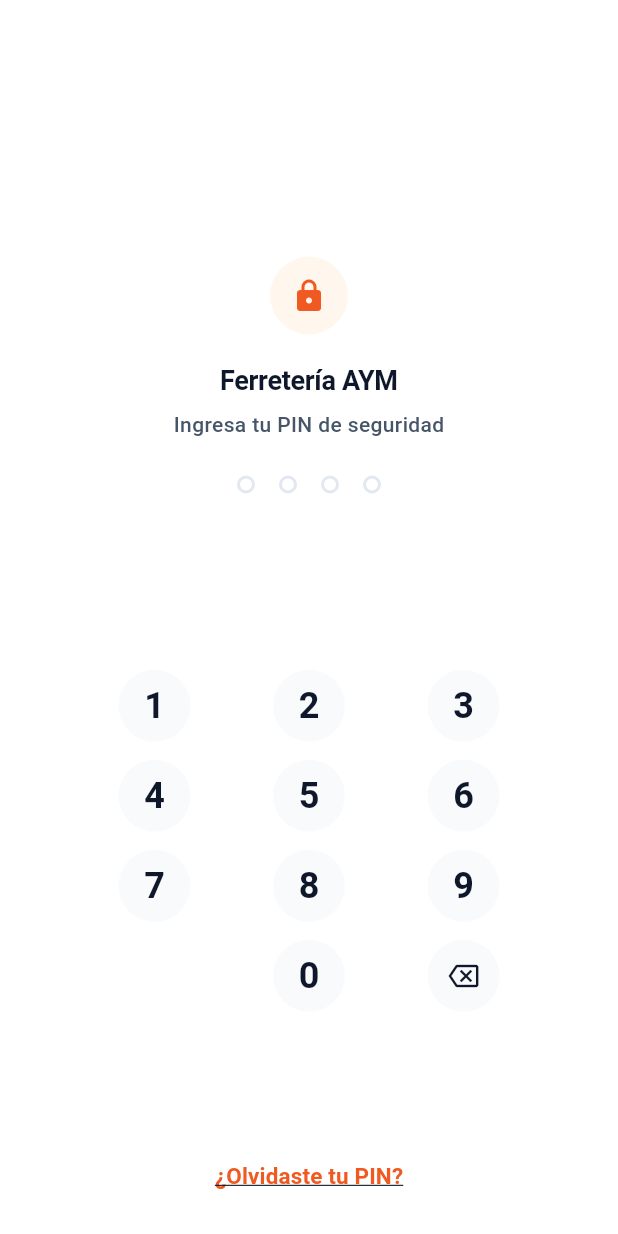
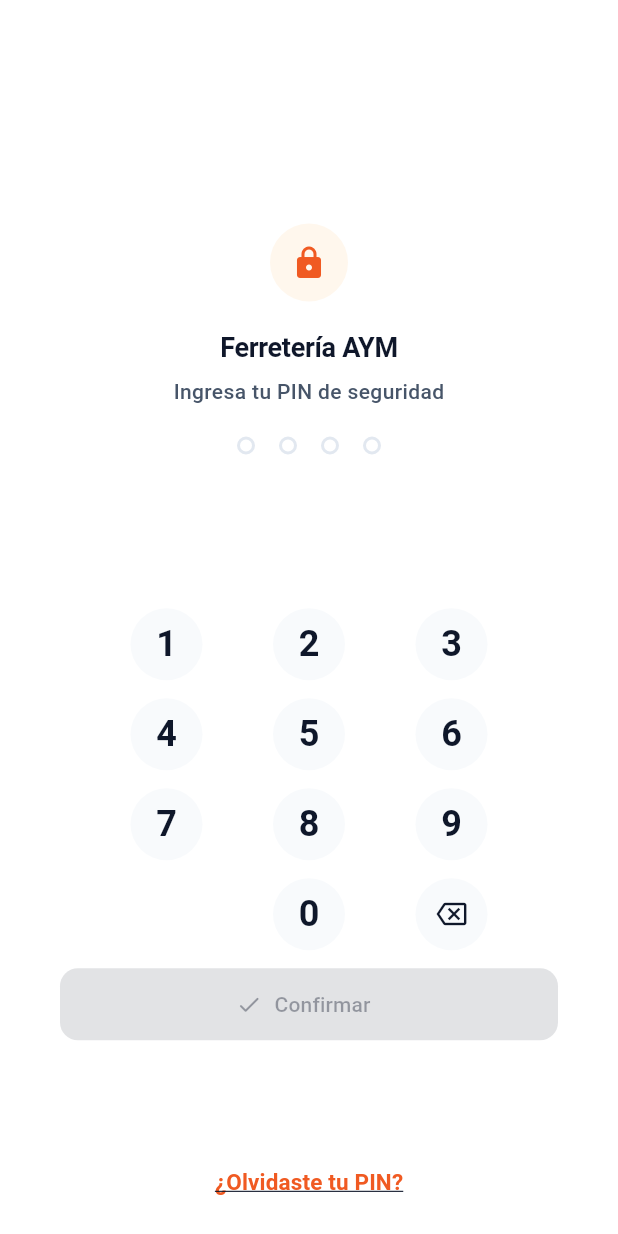
Before and after one commit to AlvaroJesusC/ferrodoc-mobile, a Flutter app: the BloqueoScreen screen opened directly, on a phone screen of 412 x 824 dp. Run offline on Flutter 3.47's test engine with Material 3 defaults, Android fonts, the phone set to English and light mode, and no system bars; our stand-ins replace camera, drift, flutter_riverpod, local_auth, package_info_plus, pdf and 3 more; missing offline and left inert: flutter_displaymode, ota_update; accounts and stored records are empty; generated files the repository leaves out were written again.

Commit message:
chore(release): version v1.0.2 - correccion del bloqueo del pin, mas boton confirmar

```diff
--- a/lib/features/seguridad/presentation/bloqueo_screen.dart
+++ b/lib/features/seguridad/presentation/bloqueo_screen.dart
@@ -2,6 +2,7 @@ import 'dart:async';
 import 'package:flutter/material.dart';
 import 'package:flutter/services.dart';
 import 'package:flutter_riverpod/flutter_riverpod.dart';
+import 'package:ferrodoc_app/features/configuracion/data/configuracion_provider.dart';
 import 'package:ferrodoc_app/features/seguridad/data/seguridad_provider.dart';
 import 'package:ferrodoc_app/features/seguridad/domain/services/biometrics_service.dart';
 import 'package:ferrodoc_app/features/seguridad/presentation/widgets/pin_dots_indicator.dart';
@@ -117,6 +118,19 @@ class _BloqueoScreenState extends ConsumerState<BloqueoScreen> {
     }
   }
 
+  void _confirmarPinManual() {
+    if (_segundosRestantes > 0) return;
+    if (_pinIngresado.length < 4) {
+      HapticFeedback.heavyImpact();
+      setState(() {
+        _hasError = true;
+        _mensajeError = 'Ingresa al menos 4 dígitos';
+      });
+      return;
+    }
+    _validarPin();
+  }
+
   void _validarPin() {
     final notifier = ref.read(seguridadProvider.notifier);
     final exito = notifier.verificarPin(_pinIngresado);
@@ -201,12 +215,27 @@ class _BloqueoScreenState extends ConsumerState<BloqueoScreen> {
     final shapes = AppShapes.of(context);
     final typography = AppTypography.of(context);
     final seguridad = ref.watch(seguridadProvider);
+    final nombreNegocio = ref.watch(
+      configuracionProvider.select((c) => c.nombre),
+    );
 
     return PopScope(
       canPop: false,
       child: Scaffold(
         backgroundColor: colors.surface,
         body: SafeArea(
+          child: LayoutBuilder(
+            builder: (context, constraints) {
+              return SingleChildScrollView(
+                padding: EdgeInsetsDirectional.symmetric(
+                  horizontal: shapes.spaceBase,
+                  vertical: shapes.spaceSmall,
+                ),
+                child: ConstrainedBox(
+                  constraints: BoxConstraints(
+                    minHeight: constraints.maxHeight - shapes.spaceMedium,
+                  ),
+                  child: IntrinsicHeight(
                     child: Column(
                       children: [
                         const Spacer(flex: 2),
@@ -229,11 +258,12 @@ class _BloqueoScreenState extends ConsumerState<BloqueoScreen> {
                         SizedBox(height: shapes.spaceLarge),
 
                         Text(
-              'Ferretería AYM',
+                          nombreNegocio,
                           style: typography.titleSection.copyWith(
                             fontWeight: FontWeight.bold,
                             color: colors.onSurface,
                           ),
+                          textAlign: TextAlign.center,
                         ),
                         SizedBox(height: shapes.spaceSmall),
                         Text(
@@ -241,9 +271,10 @@ class _BloqueoScreenState extends ConsumerState<BloqueoScreen> {
                           style: typography.bodyMedium.copyWith(
                             color: colors.onSurfaceMuted,
                           ),
+                          textAlign: TextAlign.center,
                         ),
 
-            SizedBox(height: shapes.spaceXLarge),
+                        SizedBox(height: shapes.spaceLarge),
 
                         // Puntos de PIN
                         PinDotsIndicator(
@@ -254,19 +285,23 @@ class _BloqueoScreenState extends ConsumerState<BloqueoScreen> {
 
                         SizedBox(height: shapes.spaceMedium),
 
-            // Mensaje de error / penalización
-            SizedBox(
-              height: shapes.spaceLarge,
+                        // Mensaje de error / penalización sin recorte vertical
+                        ConstrainedBox(
+                          constraints: BoxConstraints(
+                            minHeight: shapes.spaceLarge,
+                          ),
+                          child: Center(
                             child: _mensajeError != null
                                 ? Text(
                                     _mensajeError!,
                                     textAlign: TextAlign.center,
                                     style: typography.labelSubtle.copyWith(
-                        color: Colors.red,
+                                      color: colors.error,
                                       fontWeight: FontWeight.w600,
                                     ),
                                   )
                                 : const SizedBox.shrink(),
+                          ),
                         ),
 
                         const Spacer(flex: 1),
@@ -278,6 +313,30 @@ class _BloqueoScreenState extends ConsumerState<BloqueoScreen> {
                           onBiometric: _onBiometric,
                           showBiometric: seguridad.usarHuella,
                           enabled: _segundosRestantes == 0,
+                        ),
+
+                        SizedBox(height: shapes.spaceMedium),
+
+                        // Botón explícito de confirmación del PIN
+                        Padding(
+                          padding: EdgeInsetsDirectional.symmetric(
+                            horizontal: shapes.spaceXLarge,
+                          ),
+                          child: SizedBox(
+                            width: double.infinity,
+                            child: FilledButton.icon(
+                              onPressed: _pinIngresado.isNotEmpty &&
+                                      _segundosRestantes == 0
+                                  ? _confirmarPinManual
+                                  : null,
+                              icon: const Icon(Icons.check_rounded),
+                              label: const Text('Confirmar'),
+                              style: FilledButton.styleFrom(
+                                minimumSize: const Size(0, 48),
+                                shape: shapes.mediumShape(),
+                              ),
+                            ),
+                          ),
                         ),
 
                         const Spacer(flex: 1),
@@ -294,8 +353,13 @@ class _BloqueoScreenState extends ConsumerState<BloqueoScreen> {
                           ),
                         ),
 
-            SizedBox(height: shapes.spaceBase),
+                        SizedBox(height: shapes.spaceSmall),
                       ],
+                    ),
+                  ),
+                ),
+              );
+            },
           ),
         ),
       ),
```
Also changed, not shown: lib/features/inicio/presentation/splash_screen.dart (+4 -3 lines), lib/features/seguridad/data/seguridad_provider.dart (+8 -6 lines), lib/features/seguridad/presentation/seguridad_screen.dart (+11 -0 lines), 2 other files. Lines whose indentation alone changed are shown as unchanged.
